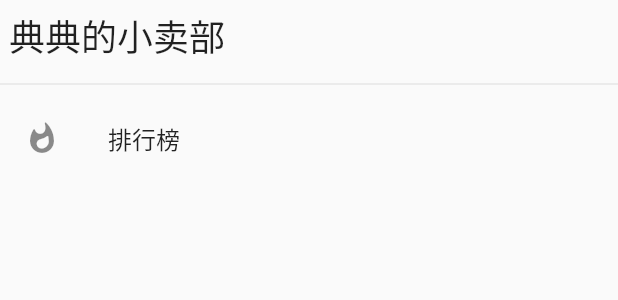
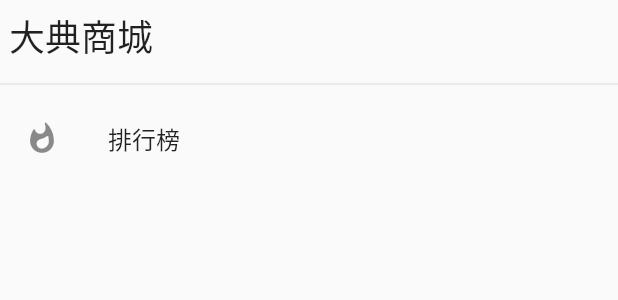
Before and after one commit to mdddj/simple_shop_v2, a Flutter app: the IndexDarwer widget shown alone on an empty page, opened directly, on a phone screen of 412 x 824 dp. Shown: the top 300 px of the screen. Run offline on Flutter 3.47's test engine with Material 2 defaults, Android fonts, the phone set to English and light mode, and no system bars; our stand-ins replace after_layout, auto_animated, carousel_pro_nullsafety, expandable_text, extended_image, flutter_blurhash and 8 more; missing offline and left inert: common_utils, dataoke_sdk, extended_list, fcontrol_nullsafety, flustars_flutter3, fsuper_nullsafety and 1 more; accounts and stored records are empty; statements that could not run were skipped.

```diff
--- a/lib/constant/app_constant.dart
+++ b/lib/constant/app_constant.dart
@@ -2,7 +2,7 @@
 import 'package:get/get.dart';
 
 ///应用名称
-const String kAppName = '典典的小卖部';
+const String kAppName = '大典商城';
 
 ///默认边距
 const double kDefaultPadded = 12.0;
--- a/lib/screen/index/index.dart
+++ b/lib/screen/index/index.dart
@@ -31,7 +31,7 @@ class _AppIndexState extends State<AppIndex>
     return CupertinoPageScaffold(
         key: logic.scaffoldKey,
         navigationBar: const CupertinoNavigationBar(
-          middle: Text('典典的小卖部'),
+          middle: Text(kAppName),
         ),
         child: SafeArea(
           child: EasyRefresh.custom(slivers: [
--- a/lib/translation/i18n.dart
+++ b/lib/translation/i18n.dart
@@ -4,11 +4,9 @@ class I18n extends Translations{
   @override
   Map<String, Map<String, String>> get keys => {
     'zh_CN':{
-      '典典的小卖部':'典典的小卖部',
       '美食':'美食'
     },
     'en_US':{
-      '典典的小卖部':'典典\'s Canteen ',
       '美食':'fine food '
     }
   };
--- a/lib/widget/index/drawer.dart
+++ b/lib/widget/index/drawer.dart
@@ -62,7 +62,7 @@ class IndexDarwer extends StatelessWidget {
       padding: const EdgeInsets.all(kDefaultPadded / 2),
       margin: EdgeInsets.only(top: Get.mediaQuery.padding.top),
       child: Text(
-        '典典的小卖部',
+        kAppName,
         style: Get.textTheme.headline5,
       ),
     );
--- a/pubspec.yaml
+++ b/pubspec.yaml
@@ -1,5 +1,5 @@
 name: dd_tk_shop
-description: 典典的小卖部v2版本
+description: 大典商城
 
 publish_to: "none"
 
```
Also changed, not shown: 1 other file.
